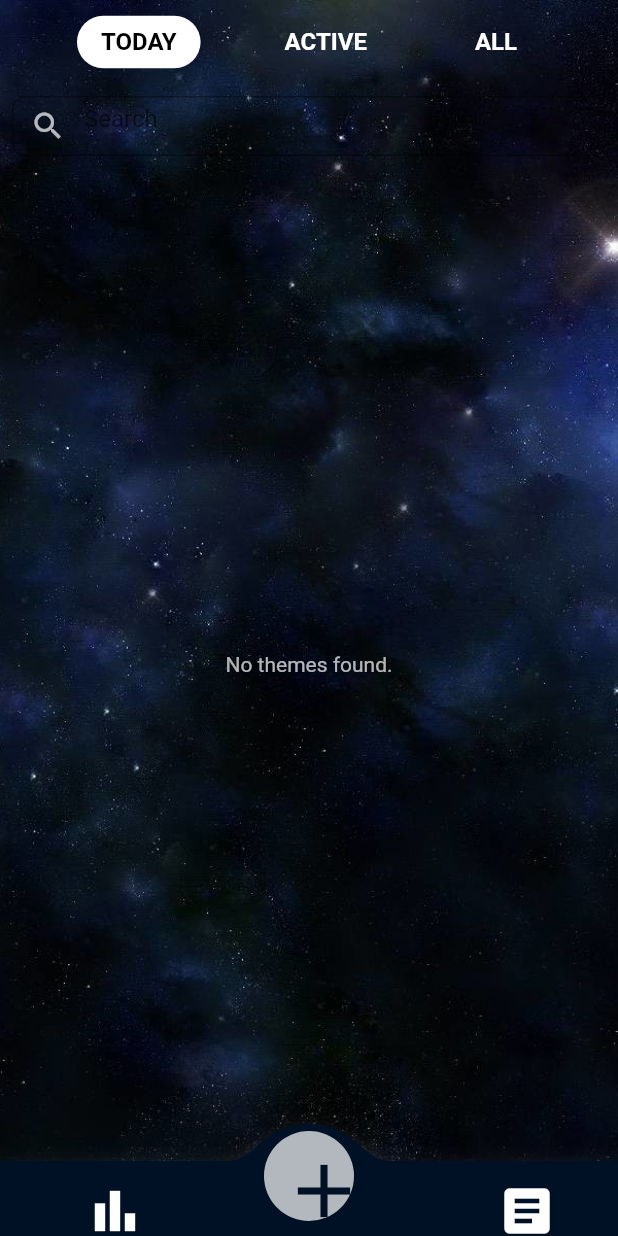
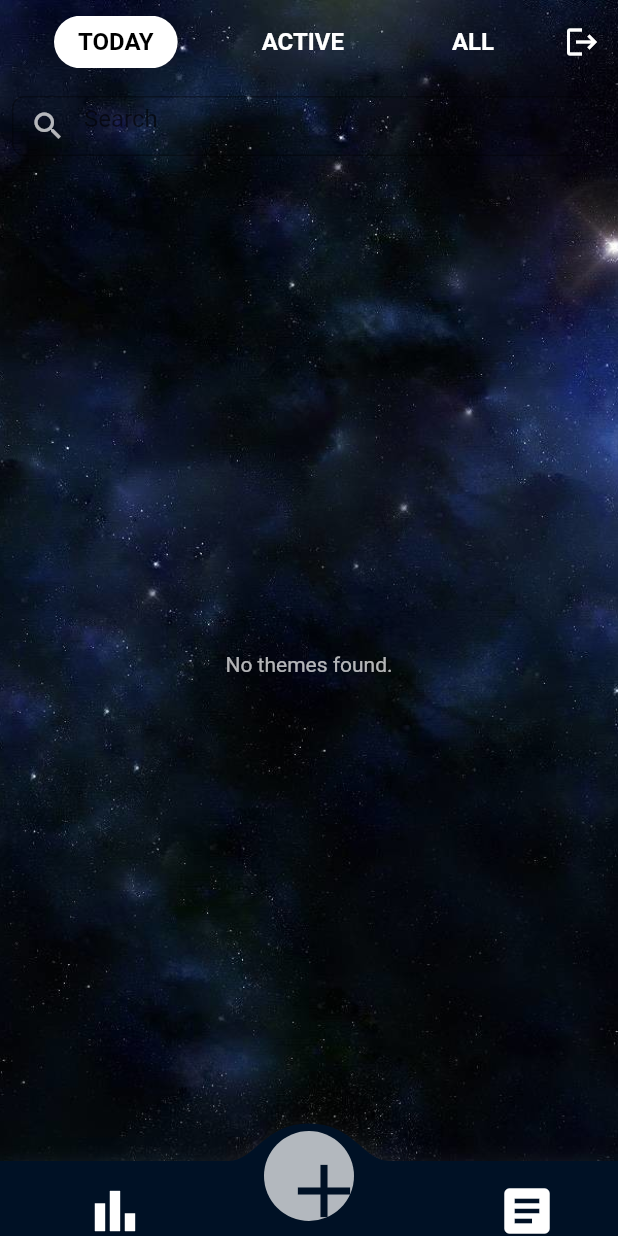
Before and after one commit to anampavicic/Spacy, a Flutter app: the screen it shows once a user with an empty profile is signed in, on a phone screen of 412 x 824 dp. Run offline on Flutter 3.47's test engine with Material 2 defaults, Android fonts, the phone set to English and light mode, and no system bars; drawn by our look-alikes of convex_bottom_bar; our stand-ins replace charts_flutter, cloud_firestore, firebase_auth, firebase_core, flutter_datetime_picker; accounts and stored records are empty.

Commit message:
Add final editing

```diff
--- a/lib/screens/authenticate/register.dart
+++ b/lib/screens/authenticate/register.dart
@@ -27,6 +27,7 @@ class _RegisterState extends State<Register> {
     return Container(
         decoration: GradientBoxDecoration.gradientBoxDecoration,
         child: Scaffold(
+          resizeToAvoidBottomInset: false,
           backgroundColor: Colors.transparent,
           body: Center(
             child: Form(
--- a/lib/screens/authenticate/sign_in.dart
+++ b/lib/screens/authenticate/sign_in.dart
@@ -27,6 +27,7 @@ class _SignInState extends State<SignIn> {
     return Container(
         decoration: GradientBoxDecoration.gradientBoxDecoration,
         child: Scaffold(
+          resizeToAvoidBottomInset: false,
           backgroundColor: Colors.transparent,
           body: Center(
             child: Form(
--- a/lib/screens/edit theme/edit_card_theme.dart
+++ b/lib/screens/edit theme/edit_card_theme.dart
@@ -172,6 +172,7 @@ class _EditCardThemePageState extends State<EditCardThemePage> {
       decoration: GradientBoxDecoration.gradientBoxDecoration,
       child: Scaffold(
         backgroundColor: Colors.transparent,
+        resizeToAvoidBottomInset: false,
         body: Center(
           child: Form(
             key: _formKey,
--- a/lib/screens/edit theme/edit_theme_details.dart
+++ b/lib/screens/edit theme/edit_theme_details.dart
@@ -78,6 +78,7 @@ class _EditThemeDetailsPageState extends State<EditThemeDetailsPage> {
         decoration: GradientBoxDecoration.gradientBoxDecoration,
         child: Scaffold(
             backgroundColor: Colors.transparent,
+            resizeToAvoidBottomInset: false,
             body: Center(
               child: Form(
                 key: _formKey,
--- a/lib/screens/home/home.dart
+++ b/lib/screens/home/home.dart
@@ -72,11 +72,24 @@ class _HomeState extends State<Home> {
     return Container(
         decoration: GradientBoxDecoration.gradientBoxDecoration,
         child: Scaffold(
+            resizeToAvoidBottomInset: false,
             backgroundColor: Colors.transparent,
             appBar: AppBar(
               backgroundColor: Colors.transparent,
               elevation: 0,
-                title: Row(
+              actions: [
+                IconButton(
+                  onPressed: () async {
+                    await _auth.signOut();
+                    widget.toggleView();
+                  },
+                  icon: Icon(Icons.logout,
+                      color: Colors.white), // Add logout button icon
+                ),
+              ],
+              title: SingleChildScrollView(
+                  scrollDirection: Axis.horizontal,
+                  child: Row(
                     mainAxisAlignment: MainAxisAlignment.center,
                     children: _words.map((word) {
                       int index = _words.indexOf(word);
@@ -119,6 +132,7 @@ class _HomeState extends State<Home> {
                       );
                     }).toList(),
                   )),
+            ),
             body: ThemeButtonList(
               getThemes: getThemes,
             ),
--- a/lib/screens/theme/add_card.dart
+++ b/lib/screens/theme/add_card.dart
@@ -148,6 +148,7 @@ class _AddCardPageState extends State<AddCardPage> {
         decoration: GradientBoxDecoration.gradientBoxDecoration,
         child: Scaffold(
             backgroundColor: Colors.transparent,
+            resizeToAvoidBottomInset: false,
             body: Center(
               child: Form(
                 key: _formKey,
--- a/lib/screens/theme/add_card_theme.dart
+++ b/lib/screens/theme/add_card_theme.dart
@@ -133,6 +133,7 @@ class _AddCardThemePageState extends State<AddCardThemePage> {
     return Container(
         decoration: GradientBoxDecoration.gradientBoxDecoration,
         child: Scaffold(
+            resizeToAvoidBottomInset: false,
             backgroundColor: Colors.transparent,
             body: Center(
               child: Form(
--- a/lib/screens/theme/add_theme_details.dart
+++ b/lib/screens/theme/add_theme_details.dart
@@ -81,6 +81,7 @@ class _AddThemeDetailsPageState extends State<AddThemeDetailsPage> {
         decoration: GradientBoxDecoration.gradientBoxDecoration,
         child: Scaffold(
             backgroundColor: Colors.transparent,
+            resizeToAvoidBottomInset: false,
             body: Center(
               child: Form(
                 key: _formKey,
```
Also changed, not shown: lib/screens/statistic/statistic.dart (+6 -4 lines). Lines whose indentation alone changed are shown as unchanged.
